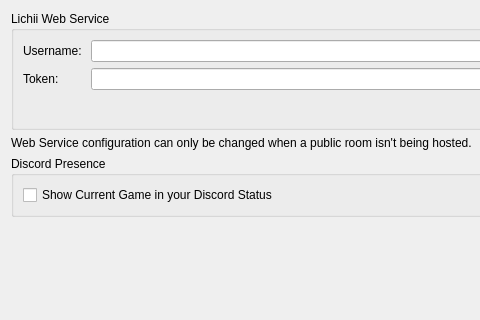
Old version of the form src/yuzu/configuration/configure_web.ui in the repository Darkfiredoom/PhoenixEmu; both pictures show x 0 to 480 and y 0 to 320 of the 926 by 561 pixel window.
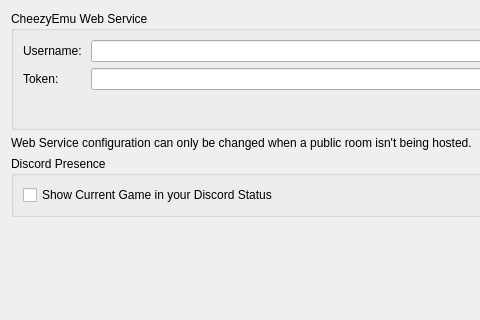
New version of the form.

Commit message: Rename the emulator to CheezyEmu, with its own icon

Patch:
```diff
--- a/src/yuzu/configuration/configure_web.ui
+++ b/src/yuzu/configuration/configure_web.ui
@@ -22,7 +22,7 @@
      <item>
       <widget class="QGroupBox" name="groupBoxWebConfig">
        <property name="title">
-        <string>Lichii Web Service</string>
+        <string>CheezyEmu Web Service</string>
        </property>
        <layout class="QVBoxLayout" name="verticalLayoutYuzuWebService">
         <item>
```
The commit also changes 97 other files.
